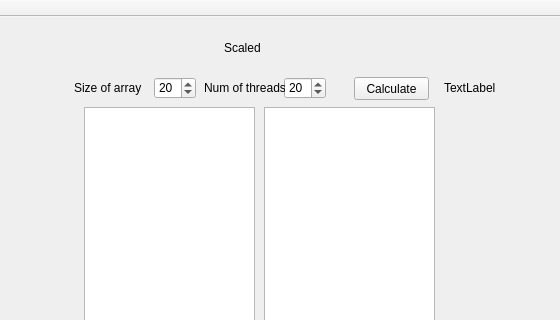
First picture: the form in mainwindow.ui, repository gaboe/erewPram, before the edit; both pictures show x 426 to 986 and y 0 to 320 of the 986 by 471 pixel window.
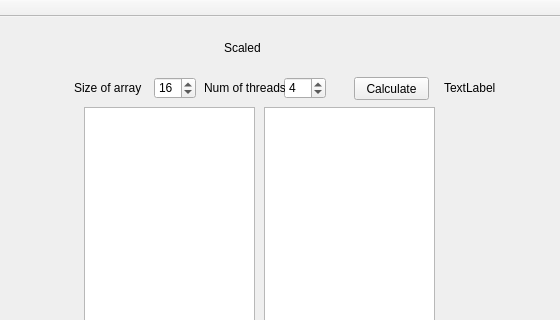
Second picture: the form after the edit.

Commit message: add sequential sum

```diff
--- a/mainwindow.ui
+++ b/mainwindow.ui
@@ -193,7 +193,7 @@
      <number>1000000</number>
     </property>
     <property name="value">
-     <number>20</number>
+     <number>16</number>
     </property>
    </widget>
    <widget class="QSpinBox" name="scalableSpinBox_2">
@@ -212,7 +212,7 @@
      <number>32</number>
     </property>
     <property name="value">
-     <number>20</number>
+     <number>4</number>
     </property>
    </widget>
    <widget class="QLabel" name="scalableLabel_2">
```
The commit also changes 2 other files.
